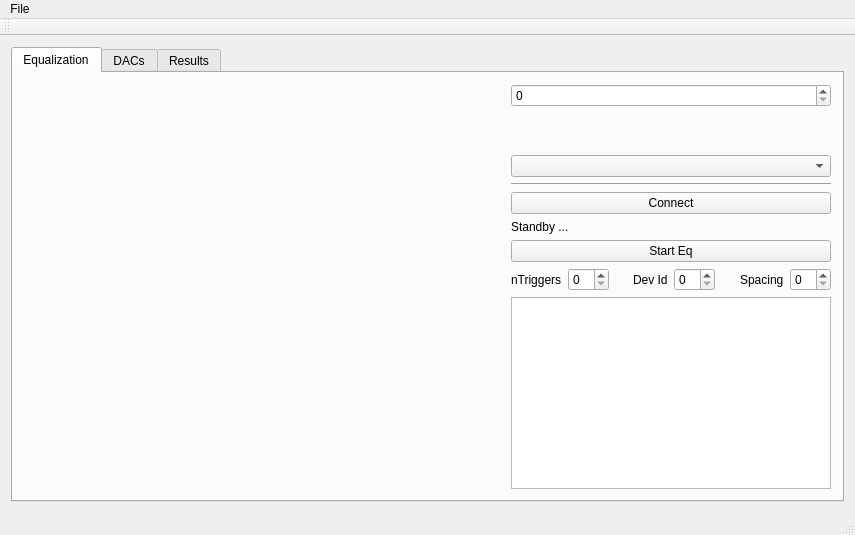
This is SpidrMpx3Eq/mpx3gui.ui in navrit/dexter as Qt 5 draws it before an edit. The edited form follows.
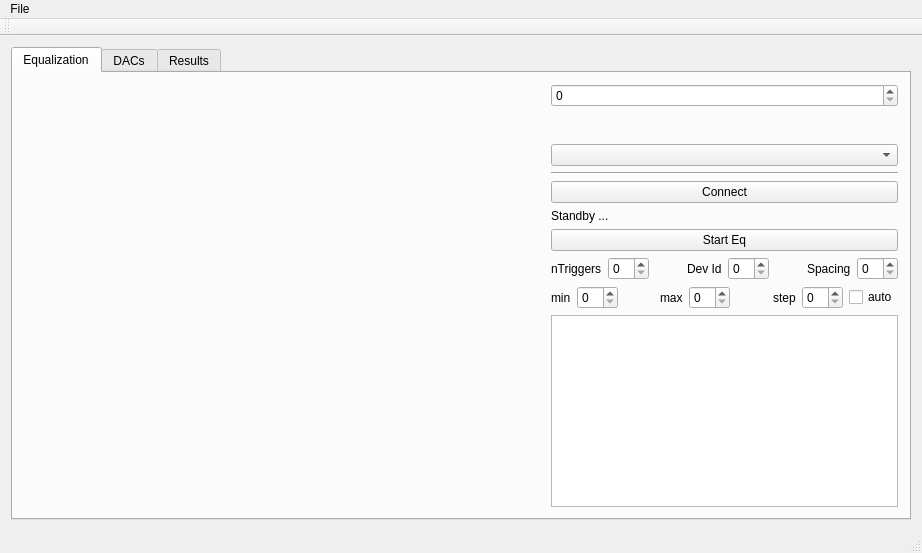
This is the edited form. Custom widgets are drawn as their Qt base class.

What changed in the file:
```diff
--- a/SpidrMpx3Eq/mpx3gui.ui
+++ b/SpidrMpx3Eq/mpx3gui.ui
@@ -6,8 +6,8 @@
    <rect>
     <x>0</x>
     <y>0</y>
-    <width>823</width>
-    <height>535</height>
+    <width>922</width>
+    <height>553</height>
    </rect>
   </property>
   <property name="windowTitle">
@@ -41,7 +41,7 @@
            </widget>
           </item>
           <item>
-           <layout class="QVBoxLayout" name="verticalLayout" stretch="0,8,0,0,0,0,0,0">
+           <layout class="QVBoxLayout" name="verticalLayout" stretch="0,8,0,0,0,0,0,0,0,0">
             <item>
              <widget class="QSpinBox" name="frameSpinner">
               <property name="maximum">
@@ -155,6 +155,73 @@
                 </item>
                </layout>
               </item>
+              <item>
+               <layout class="QHBoxLayout" name="horizontalLayout_9">
+                <item>
+                 <widget class="QLabel" name="eqLabelMin">
+                  <property name="text">
+                   <string>min</string>
+                  </property>
+                 </widget>
+                </item>
+                <item>
+                 <widget class="QSpinBox" name="eqMinSpinBox"/>
+                </item>
+                <item>
+                 <spacer name="horizontalSpacer_5">
+                  <property name="orientation">
+                   <enum>Qt::Horizontal</enum>
+                  </property>
+                  <property name="sizeHint" stdset="0">
+                   <size>
+                    <width>40</width>
+                    <height>20</height>
+                   </size>
+                  </property>
+                 </spacer>
+                </item>
+                <item>
+                 <widget class="QLabel" name="eqLabelMax">
+                  <property name="text">
+                   <string>max</string>
+                  </property>
+                 </widget>
+                </item>
+                <item>
+                 <widget class="QSpinBox" name="eqMaxSpinBox"/>
+                </item>
+                <item>
+                 <spacer name="horizontalSpacer_6">
+                  <property name="orientation">
+                   <enum>Qt::Horizontal</enum>
+                  </property>
+                  <property name="sizeHint" stdset="0">
+                   <size>
+                    <width>40</width>
+                    <height>20</height>
+                   </size>
+                  </property>
+                 </spacer>
+                </item>
+                <item>
+                 <widget class="QLabel" name="eqLabelStep">
+                  <property name="text">
+                   <string>step</string>
+                  </property>
+                 </widget>
+                </item>
+                <item>
+                 <widget class="QSpinBox" name="eqStepSpinBox"/>
+                </item>
+                <item>
+                 <widget class="QCheckBox" name="eqAutoCheckBox">
+                  <property name="text">
+                   <string>auto</string>
+                  </property>
+                 </widget>
+                </item>
+               </layout>
+              </item>
              </layout>
             </item>
             <item>
@@ -1285,7 +1352,7 @@
     <rect>
      <x>0</x>
      <y>0</y>
-     <width>1002</width>
+     <width>922</width>
      <height>20</height>
     </rect>
    </property>
```
